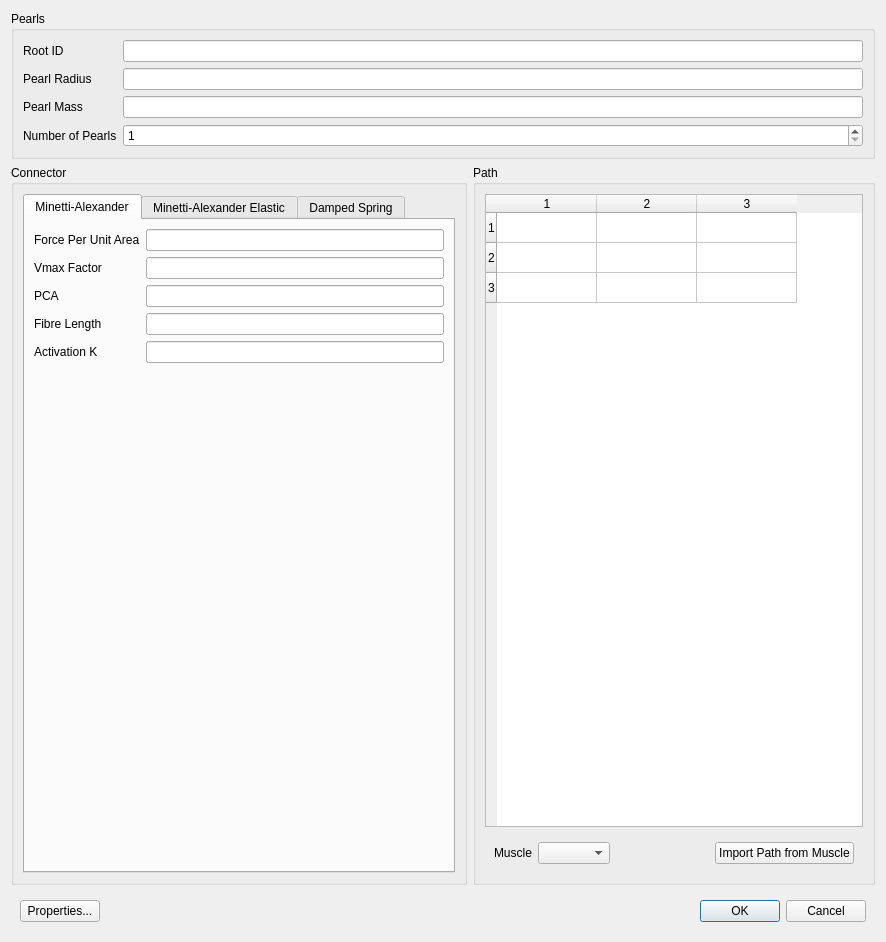
The window that GaitSymQt/DialogStringOfPearlsBuilder.ui (wol101/GaitSym5) describes before a commit, drawn with Qt 5.
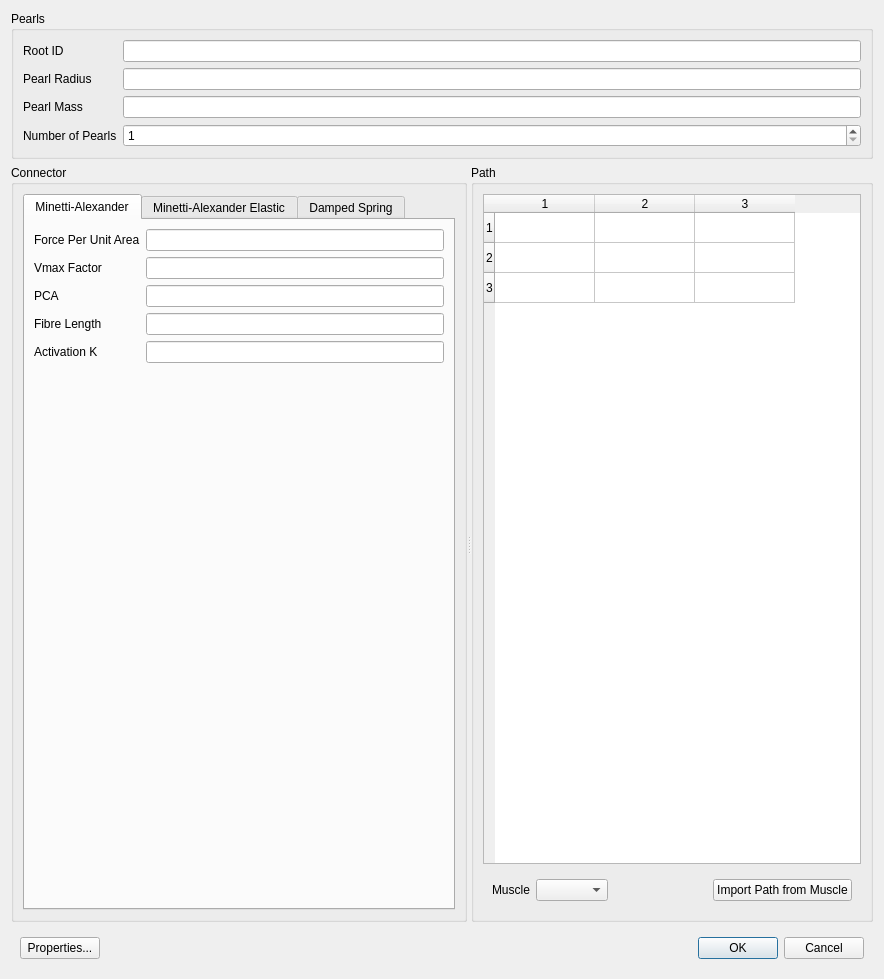
The same window after the commit. Custom widgets are drawn as their Qt base class.

Commit message: StringOfPearlsBuilder looks like it imports properly

The edit to the form file:
```diff
--- a/GaitSymQt/DialogStringOfPearlsBuilder.ui
+++ b/GaitSymQt/DialogStringOfPearlsBuilder.ui
@@ -6,15 +6,15 @@
    <rect>
     <x>0</x>
     <y>0</y>
-    <width>886</width>
-    <height>930</height>
+    <width>884</width>
+    <height>979</height>
    </rect>
   </property>
   <property name="windowTitle">
    <string>Dialog</string>
   </property>
-  <layout class="QGridLayout" name="gridLayout_4">
-   <item row="0" column="0" colspan="2">
+  <layout class="QVBoxLayout" name="verticalLayout">
+   <item>
     <widget class="QGroupBox" name="groupBox_2">
      <property name="title">
       <string>Pearls</string>
@@ -70,7 +70,11 @@
      </layout>
     </widget>
    </item>
-   <item row="1" column="0">
+   <item>
+    <widget class="QSplitter" name="splitter">
+     <property name="orientation">
+      <enum>Qt::Orientation::Horizontal</enum>
+     </property>
     <widget class="QGroupBox" name="groupBox">
      <property name="sizePolicy">
       <sizepolicy hsizetype="Expanding" vsizetype="Preferred">
@@ -507,8 +511,6 @@
       </item>
      </layout>
     </widget>
-   </item>
-   <item row="1" column="1">
     <widget class="QGroupBox" name="groupBox_3">
      <property name="title">
       <string>Path</string>
@@ -589,8 +591,9 @@
       </item>
      </layout>
     </widget>
+    </widget>
    </item>
-   <item row="2" column="0" colspan="2">
+   <item>
     <widget class="QWidget" name="widget" native="true">
      <layout class="QHBoxLayout" name="horizontalLayout">
       <item>
```
Left out of the diff: 2 changed lines with no effect on the pictures. Lines whose indentation alone changed are shown as unchanged. The commit also changes 1 other file.
